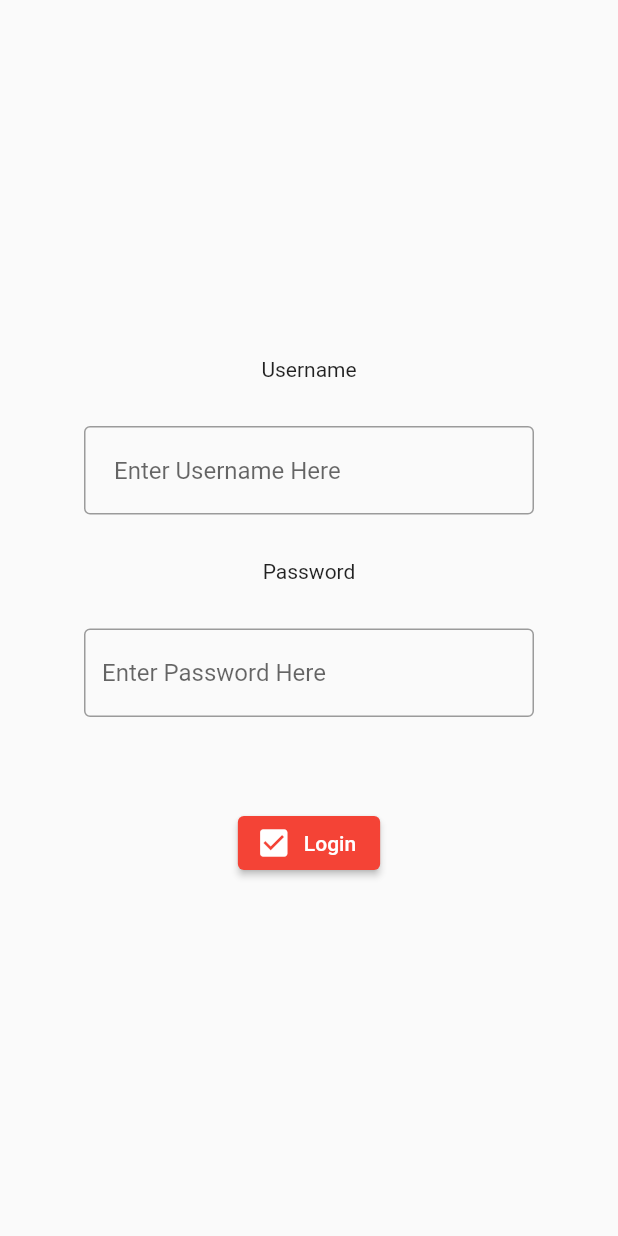
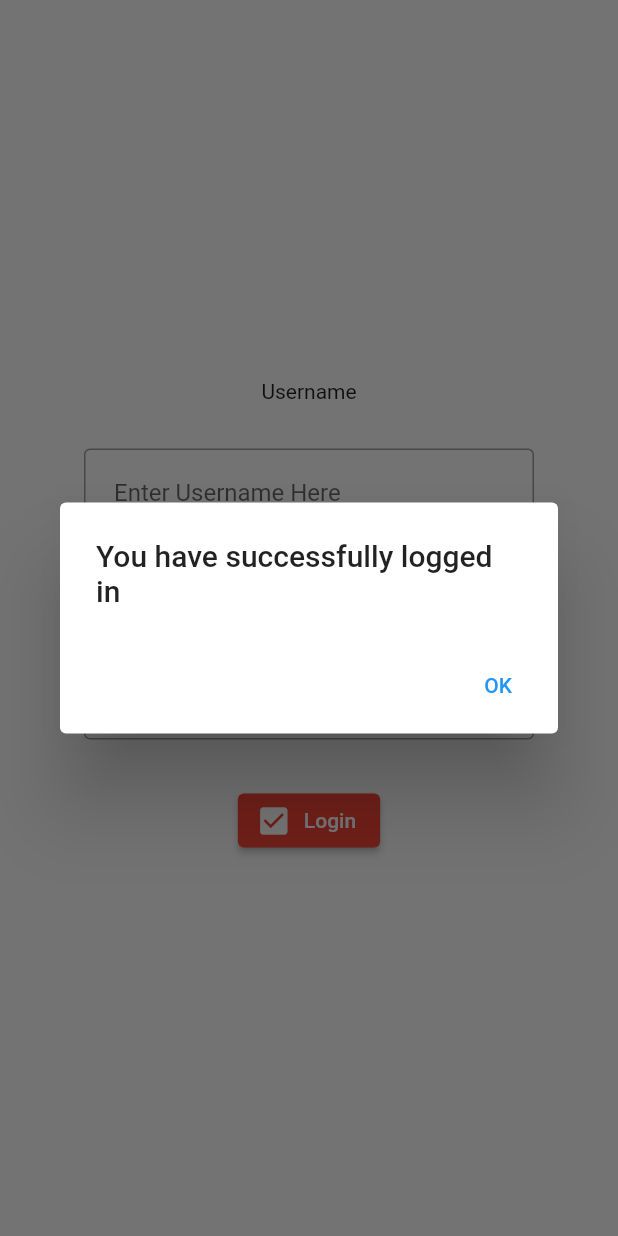
Before and after one commit to rvacdev/rvacApp, a Flutter app: the Volunteer widget shown alone on an empty page, opened directly, after a tap on "Login", on a phone screen of 412 x 824 dp. Run offline on Flutter 3.47's test engine with Material 2 defaults, Android fonts, the phone set to English and light mode, and no system bars; missing offline and left inert: rvac; statements that could not run were skipped.

Commit message:
Add files via upload
this should be all the changes for the final presentation and what I currently have loaded onto one of my spare phones

```diff
--- a/lib/nav.dart
+++ b/lib/nav.dart
@@ -1,5 +1,6 @@
 import 'package:flutter/material.dart';
 import 'package:rvac/home_screen.dart';
+import 'package:rvac/log_in.dart';
 import "package:rvac/volunteer.dart";
 import 'package:rvac/contact_us.dart';
 
@@ -16,6 +17,8 @@ class _NavState extends State<Nav> {
     const Home(),
     const Volunteer(),
     const ContactUs(),
+    const Placeholder(),
+    const LoginPage()
   ];
 
   void _onSelected(int index) {
--- a/lib/volunteer.dart
+++ b/lib/volunteer.dart
@@ -33,9 +33,21 @@ class Volunteer extends StatelessWidget {
                   ),
                 ),
                 const SizedBox(height: 30),
-                const SizedBox(height: 30),
                 ElevatedButton.icon(
-                    onPressed: () {},
+                    onPressed: () {
+                      showDialog(
+                        context: context,
+                        builder: (context) => AlertDialog(
+                          title: const Text('You have successfully logged in'),
+                          actions: [
+                            TextButton(
+                              child: const Text('OK'),
+                              onPressed: () => Navigator.pop(context),
+                            ),
+                          ],
+                        ),
+                      );
+                    },
                     icon: const Icon(Icons.check_box),
                     label: const Text('Login'),
                     style: ButtonStyle(
```
Also changed, not shown: lib/contact_us.dart (+8 -1 lines), lib/log_in.dart (added, +20 -0 lines).
